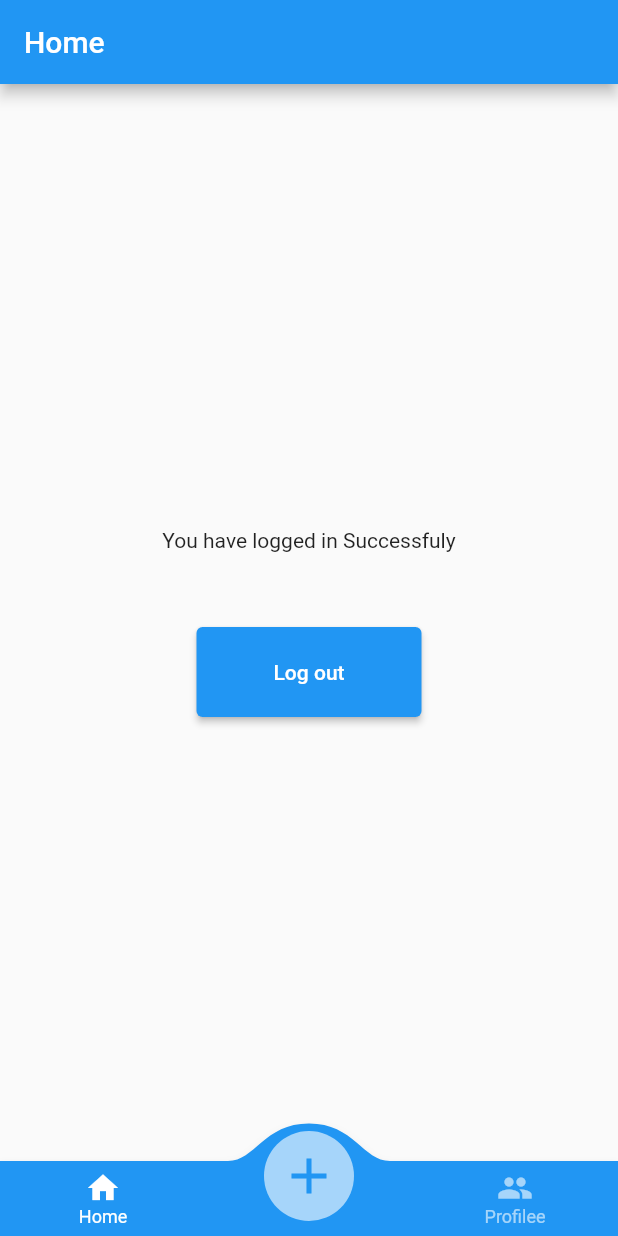
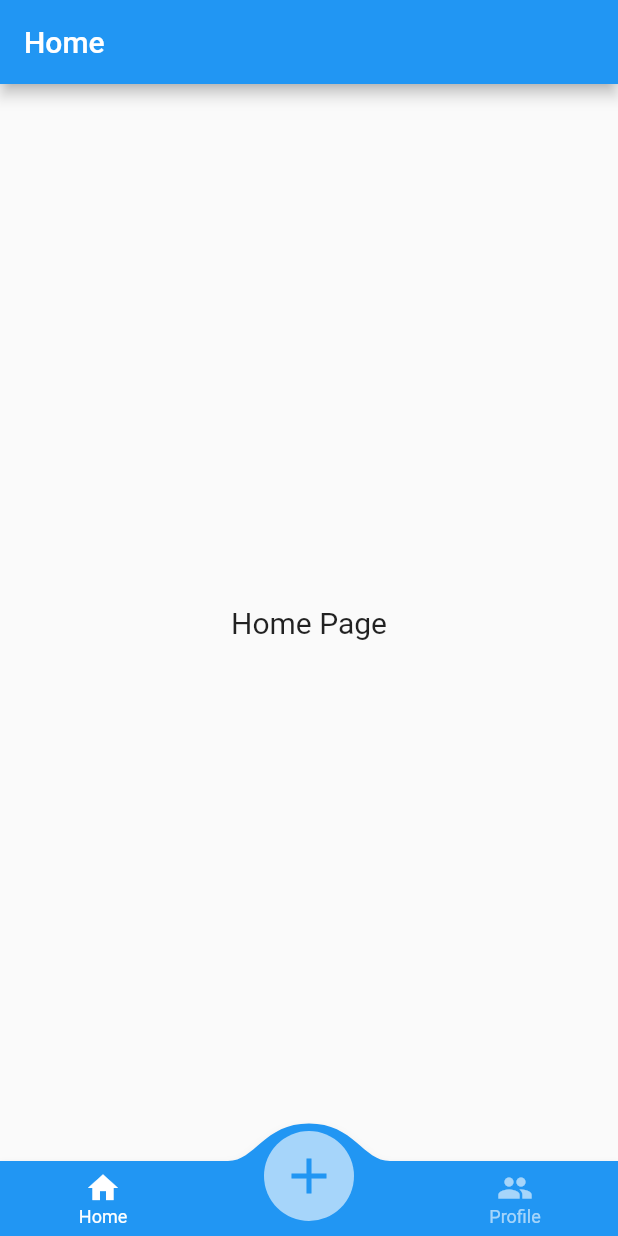
Before and after one commit to WongYewKeong/EasyReport, a Flutter app: the HomeScreen screen opened directly, on a phone screen of 412 x 824 dp. Run offline on Flutter 3.47's test engine with Material 2 defaults, Android fonts, the phone set to English and light mode, and no system bars; drawn by our look-alikes of convex_bottom_bar; our stand-ins replace firebase_auth, firebase_core, introduction_screen; accounts and stored records are empty.

Commit message:
bottom navigation

```diff
--- a/lib/Ui/home.dart
+++ b/lib/Ui/home.dart
@@ -1,62 +1,43 @@
-import 'package:firebase_auth/firebase_auth.dart';
 import 'package:flutter/material.dart';
-import 'package:flutter_prototype/Ui/login.dart';
 import 'package:convex_bottom_bar/convex_bottom_bar.dart';
+import 'package:flutter_prototype/Ui/mainhome.dart';
+import 'package:flutter_prototype/Ui/report.dart';
+import 'package:flutter_prototype/Ui/profile.dart';
 
 class HomeScreen extends StatefulWidget {
   @override
   _HomeScreenState createState() => _HomeScreenState();
 }
 
-final FirebaseAuth _firebaseAuth = FirebaseAuth.instance;
-
-_signOut() async {
-  await _firebaseAuth.signOut();
-}
 
 class _HomeScreenState extends State<HomeScreen> {
+  int selectedPage=0;
+  final _pageOptions=[Home(),Report(),Profile()];
   @override
   Widget build(BuildContext context) {
-    return Scaffold(
+    return  WillPopScope(
+      onWillPop: ()async=>false,
+      child: Scaffold(
       appBar: AppBar(title: const Text('Home'),automaticallyImplyLeading: false,
         backgroundColor: Colors.blue),
-      body: Center(
-        child: Column(
-          mainAxisAlignment: MainAxisAlignment.center,
-          children: [
-            Text('You have logged in Successfuly'),
-            SizedBox(height: 50),
-            Container(
-              height: 60,
-              width: 150,
-              child: ElevatedButton(
-                  clipBehavior: Clip.hardEdge,
-                  child: Center(
-                    child: Text('Log out'),
-                  ),
-                  onPressed: () async {
-                    await _signOut();
-                    if (_firebaseAuth.currentUser == null) {
-                      Navigator.push(
-                        context,
-                        MaterialPageRoute(builder: (context) => LoginScreen()),
-                      );
-                    }
-                  }),
-            )
-          ],
-        ),
-      ),
+      body: _pageOptions[selectedPage],
       bottomNavigationBar: ConvexAppBar(
         style: TabStyle.fixedCircle,
         backgroundColor: Colors.blue,
         items: [
           TabItem(icon: Icons.home,title:'Home'),
           TabItem(icon: Icons.add),
-          TabItem(icon: Icons.people,title:'Profilee'),
+          TabItem(icon: Icons.people,title:'Profile'),
         ],
 
+       initialActiveIndex: 0,
+       onTap: (int i){
+         setState(() {
+           selectedPage=i;
+         });
+       },
       ),
+    )
     );
   }
 }
--- a/lib/Ui/login.dart
+++ b/lib/Ui/login.dart
@@ -62,7 +62,7 @@ class _LoginScreenState extends State<LoginScreen> {
                               },
                               validator: (value) {
                                 if (value!.isEmpty) {
-                                  return "Please enter your Email";
+                                  return "Please enter your email";
                                 }
                               },
                               textAlign: TextAlign.start,
@@ -80,7 +80,7 @@ class _LoginScreenState extends State<LoginScreen> {
                               obscureText: true,
                               validator: (value) {
                                 if (value!.isEmpty) {
-                                  return "Please enter your Password";
+                                  return "Please enter your password";
                                 }
                               },
                               onChanged: (value) {
@@ -119,7 +119,7 @@ class _LoginScreenState extends State<LoginScreen> {
                                     showDialog(
                                       context: context,
                                       builder: (ctx) => AlertDialog(
-                                        title: Text("Ops! Login Failed"),
+                                        title: Text("Login Failed"),
                                         content: Text('${e.message}'),
                                         actions: [
                                           TextButton(
--- /dev/null
+++ b/lib/Ui/mainhome.dart
@@ -0,0 +1,14 @@
+import 'package:flutter/material.dart';
+class Home extends StatelessWidget {
+  @override
+  Widget build(BuildContext context) {
+    return Scaffold(
+      body: Column(
+        mainAxisAlignment: MainAxisAlignment.center,
+        children: <Widget>[
+          Center(child: Text("Home Page",style: TextStyle(fontSize: 20),))
+        ],
+      ),
+    );
+  }
+}
```
Also changed, not shown: lib/Ui/profile.dart (added, +44 -0 lines), lib/Ui/register.dart (+4 -4 lines), lib/Ui/report.dart (added, +14 -0 lines).
